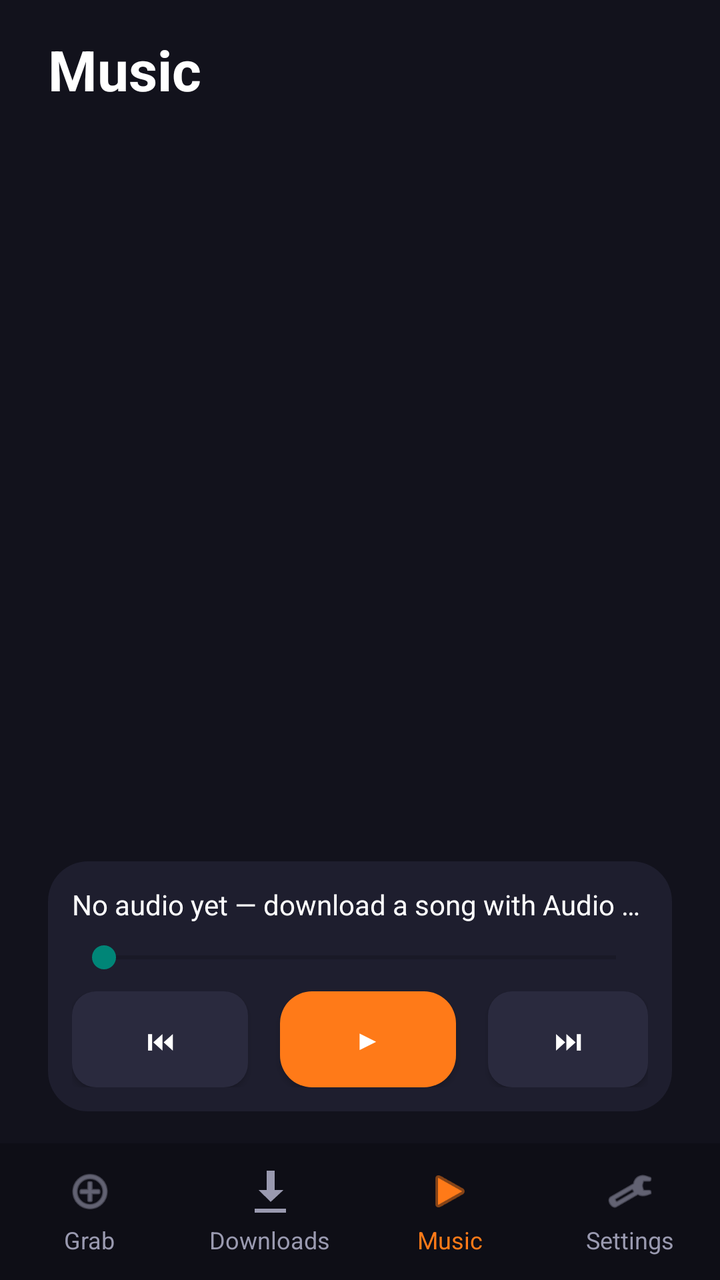
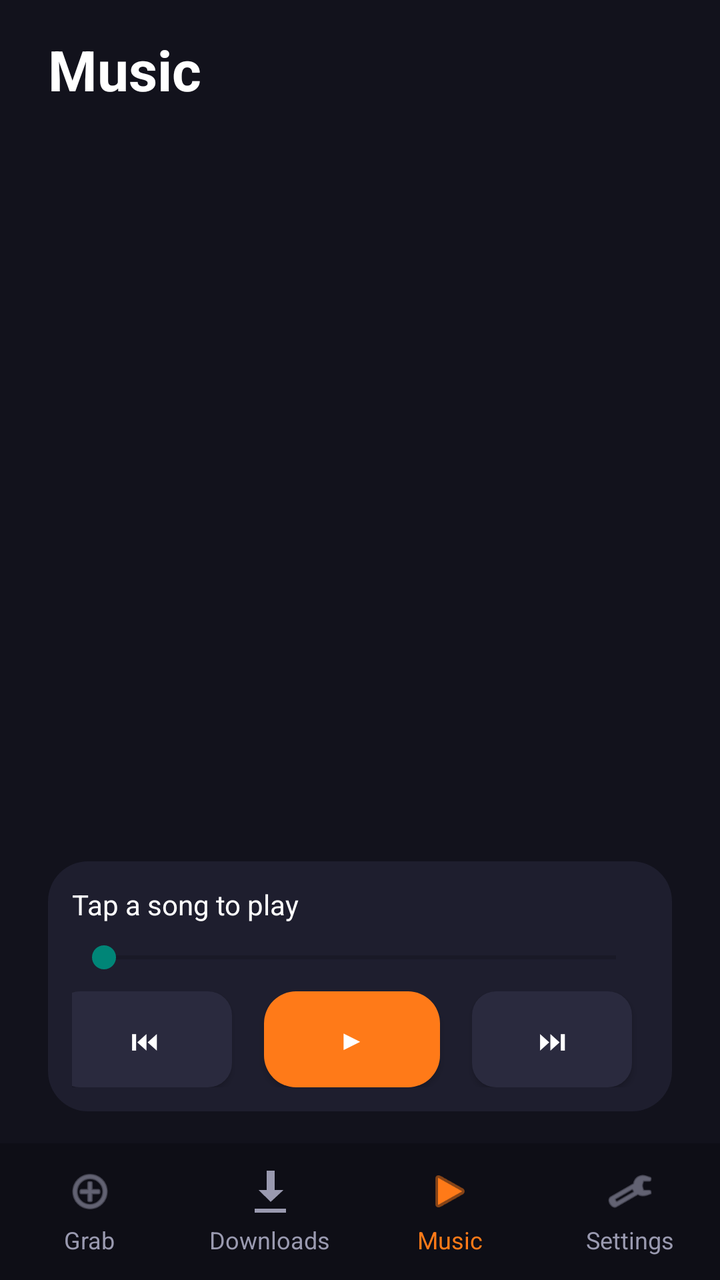

Compare the two renders of this Android layout. The source of the first and the diff that turns it into the second are given below.
<!-- AndroidManifest.xml: application theme Theme.GrabAll -->
<!-- res/layout/activity_player.xml -->
<?xml version="1.0" encoding="utf-8"?>
<androidx.constraintlayout.widget.ConstraintLayout xmlns:android="http://schemas.android.com/apk/res/android"
    xmlns:app="http://schemas.android.com/apk/res-auto"
    android:layout_width="match_parent"
    android:layout_height="match_parent"
    android:background="@color/graball_bg">

    <LinearLayout
        android:id="@+id/bottomNav"
        android:layout_width="0dp"
        android:layout_height="wrap_content"
        android:background="@color/graball_nav"
        android:orientation="horizontal"
        android:paddingTop="12dp"
        android:paddingBottom="12dp"
        app:layout_constraintBottom_toBottomOf="parent"
        app:layout_constraintStart_toStartOf="parent"
        app:layout_constraintEnd_toEndOf="parent">

        <LinearLayout
            android:id="@+id/navGrab"
            android:layout_width="0dp"
            android:layout_height="wrap_content"
            android:layout_weight="1"
            android:gravity="center"
            android:orientation="vertical">

            <ImageView
                android:layout_width="24dp"
                android:layout_height="24dp"
                android:src="@android:drawable/ic_menu_add"
                android:tint="@color/graball_tab_text" />

            <TextView
                android:layout_width="wrap_content"
                android:layout_height="wrap_content"
                android:layout_marginTop="4dp"
                android:text="@string/nav_grab"
                android:textColor="@color/graball_tab_text"
                android:textSize="12sp" />
        </LinearLayout>

        <LinearLayout
            android:id="@+id/navDownloads"
            android:layout_width="0dp"
            android:layout_height="wrap_content"
            android:layout_weight="1"
            android:gravity="center"
            android:orientation="vertical">

            <ImageView
                android:layout_width="24dp"
                android:layout_height="24dp"
                android:src="@android:drawable/stat_sys_download"
                android:tint="@color/graball_tab_text" />

            <TextView
                android:layout_width="wrap_content"
                android:layout_height="wrap_content"
                android:layout_marginTop="4dp"
                android:text="@string/nav_downloads"
                android:textColor="@color/graball_tab_text"
                android:textSize="12sp" />
        </LinearLayout>

        <LinearLayout
            android:id="@+id/navPlayer"
            android:layout_width="0dp"
            android:layout_height="wrap_content"
            android:layout_weight="1"
            android:gravity="center"
            android:orientation="vertical">

            <ImageView
                android:layout_width="24dp"
                android:layout_height="24dp"
                android:src="@android:drawable/ic_media_play"
                android:tint="@color/graball_orange" />

            <TextView
                android:layout_width="wrap_content"
                android:layout_height="wrap_content"
                android:layout_marginTop="4dp"
                android:text="@string/nav_player"
                android:textColor="@color/graball_orange"
                android:textSize="12sp" />
        </LinearLayout>

        <LinearLayout
            android:id="@+id/navSettings"
            android:layout_width="0dp"
            android:layout_height="wrap_content"
            android:layout_weight="1"
            android:gravity="center"
            android:orientation="vertical">

            <ImageView
                android:layout_width="24dp"
                android:layout_height="24dp"
                android:src="@android:drawable/ic_menu_preferences"
                android:tint="@color/graball_tab_text" />

            <TextView
                android:layout_width="wrap_content"
                android:layout_height="wrap_content"
                android:layout_marginTop="4dp"
                android:text="@string/nav_settings"
                android:textColor="@color/graball_tab_text"
                android:textSize="12sp" />
        </LinearLayout>
    </LinearLayout>

    <LinearLayout
        android:layout_width="0dp"
        android:layout_height="0dp"
        android:orientation="vertical"
        android:paddingStart="24dp"
        android:paddingEnd="24dp"
        android:paddingTop="16dp"
        android:paddingBottom="16dp"
        app:layout_constraintTop_toTopOf="parent"
        app:layout_constraintBottom_toTopOf="@id/bottomNav"
        app:layout_constraintStart_toStartOf="parent"
        app:layout_constraintEnd_toEndOf="parent">

        <TextView
            android:layout_width="wrap_content"
            android:layout_height="wrap_content"
            android:text="@string/player_title"
            android:textColor="@color/graball_text"
            android:textSize="28sp"
            android:textStyle="bold" />

        <ListView
            android:id="@+id/playerList"
            android:layout_width="match_parent"
            android:layout_height="0dp"
            android:layout_marginTop="16dp"
            android:layout_weight="1"
            android:divider="@color/graball_stroke"
            android:dividerHeight="1dp" />

        <TextView
            android:id="@+id/playerEmpty"
            android:layout_width="wrap_content"
            android:layout_height="wrap_content"
            android:layout_marginTop="16dp"
            android:text="@string/player_empty"
            android:textColor="@color/graball_subtext"
            android:textSize="14sp"
            android:visibility="gone" />

        <LinearLayout
            android:layout_width="match_parent"
            android:layout_height="wrap_content"
            android:layout_marginTop="16dp"
            android:background="@drawable/card_bg"
            android:orientation="vertical"
            android:padding="12dp">

            <TextView
                android:id="@+id/playerNowPlaying"
                android:layout_width="match_parent"
                android:layout_height="wrap_content"
                android:ellipsize="end"
                android:maxLines="1"
                android:text="@string/player_empty"
                android:textColor="@color/graball_text"
                android:textSize="14sp" />

            <SeekBar
                android:id="@+id/playerSeek"
                android:layout_width="match_parent"
                android:layout_height="wrap_content"
                android:layout_marginTop="8dp" />

            <LinearLayout
                android:layout_width="match_parent"
                android:layout_height="wrap_content"
                android:layout_marginTop="8dp"
                android:gravity="center"
                android:orientation="horizontal">

                <Button
                    android:id="@+id/playerPrev"
                    android:layout_width="wrap_content"
                    android:layout_height="wrap_content"
                    android:background="@drawable/btn_small"
                    android:text="⏮"
                    android:textColor="@color/graball_text" />

                <Button
                    android:id="@+id/playerPlayPause"
                    android:layout_width="wrap_content"
                    android:layout_height="wrap_content"
                    android:layout_marginStart="16dp"
                    android:layout_marginEnd="16dp"
                    android:background="@drawable/btn_orange"
                    android:text="▶"
                    android:textColor="@color/graball_text" />

                <Button
                    android:id="@+id/playerNext"
                    android:layout_width="wrap_content"
                    android:layout_height="wrap_content"
                    android:background="@drawable/btn_small"
                    android:text="⏭"
                    android:textColor="@color/graball_text" />
            </LinearLayout>
        </LinearLayout>
    </LinearLayout>

</androidx.constraintlayout.widget.ConstraintLayout>
<!-- resources referenced by this layout -->
<resources>
  <color name="graball_bg">#12121C</color>
  <color name="graball_nav">#0E0E16</color>
  <color name="graball_orange">#FF7A18</color>
  <color name="graball_stroke">#33334A</color>
  <color name="graball_subtext">#B8B8CC</color>
  <color name="graball_tab_text">#9A9AB0</color>
  <color name="graball_text">#FFFFFF</color>
  <!-- drawable btn_orange (drawable) -->
  <shape xmlns:android="http://schemas.android.com/apk/res/android"
      android:shape="rectangle">
      <solid android:color="@color/graball_orange" />
      <corners android:radius="16dp" />
  </shape>
  <!-- drawable btn_small (drawable) -->
  <shape xmlns:android="http://schemas.android.com/apk/res/android"
      android:shape="rectangle">
      <solid android:color="@color/graball_small_btn" />
      <corners android:radius="12dp" />
  </shape>
  <!-- drawable card_bg (drawable) -->
  <shape xmlns:android="http://schemas.android.com/apk/res/android"
      android:shape="rectangle">
      <solid android:color="@color/graball_card" />
      <corners android:radius="20dp" />
  </shape>
  <string name="nav_downloads">Downloads</string>
  <string name="nav_grab">Grab</string>
  <string name="nav_player">Music</string>
  <string name="nav_settings">Settings</string>
  <string name="player_empty">No audio yet — download a song with Audio only and it\'ll show up here</string>
  <string name="player_title">Music</string>
  <style name="Theme.GrabAll" parent="Theme.AppCompat.DayNight.NoActionBar">
      </style>
  <color name="graball_small_btn">#2A2A3E</color>
  <color name="graball_card">#1E1E2E</color>
</resources>

<!-- the commit's change to res/layout/activity_player.xml (unified diff, before → after) -->
@@ -164,7 +164,7 @@
                 android:layout_height="wrap_content"
                 android:ellipsize="end"
                 android:maxLines="1"
-                android:text="@string/player_empty"
+                android:text="@string/player_tap_to_play"
                 android:textColor="@color/graball_text"
                 android:textSize="14sp" />
 
@@ -206,6 +206,15 @@
                     android:background="@drawable/btn_small"
                     android:text="⏭"
                     android:textColor="@color/graball_text" />
+
+                <Button
+                    android:id="@+id/playerStop"
+                    android:layout_width="wrap_content"
+                    android:layout_height="wrap_content"
+                    android:layout_marginStart="16dp"
+                    android:background="@drawable/btn_small"
+                    android:text="⏹"
+                    android:textColor="@color/graball_text" />
             </LinearLayout>
         </LinearLayout>
     </LinearLayout>
<!-- resource entries referenced after the edit -->
@@ -30,6 +30,7 @@
   <string name="nav_player">Music</string>
   <string name="nav_settings">Settings</string>
   <string name="player_empty">No audio yet — download a song with Audio only and it\'ll show up here</string>
+  <string name="player_tap_to_play">Tap a song to play</string>
   <string name="player_title">Music</string>
   <style name="Theme.GrabAll" parent="Theme.AppCompat.DayNight.NoActionBar">
       </style>
